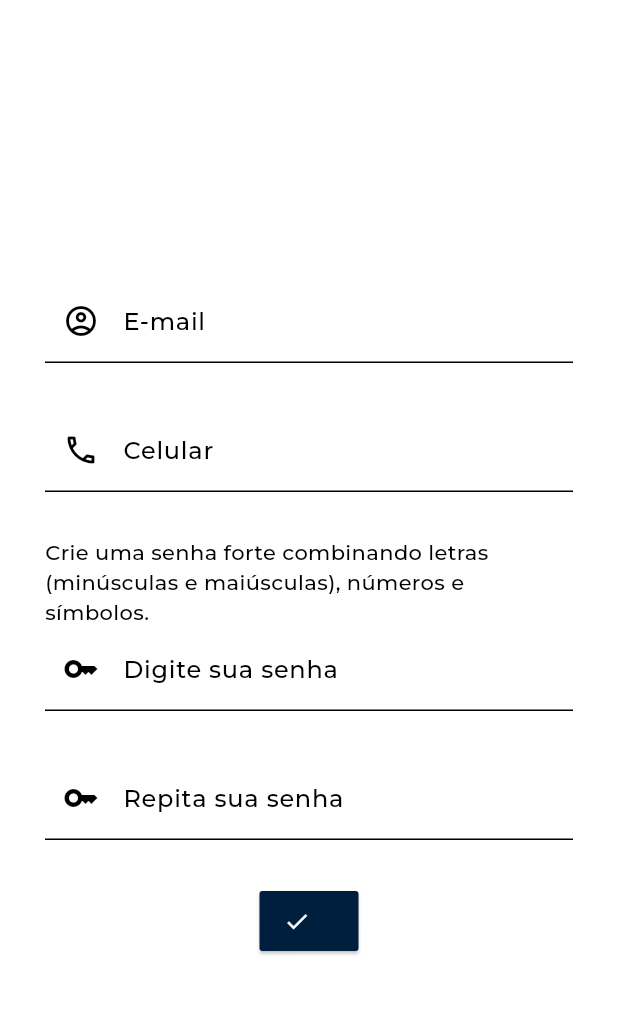
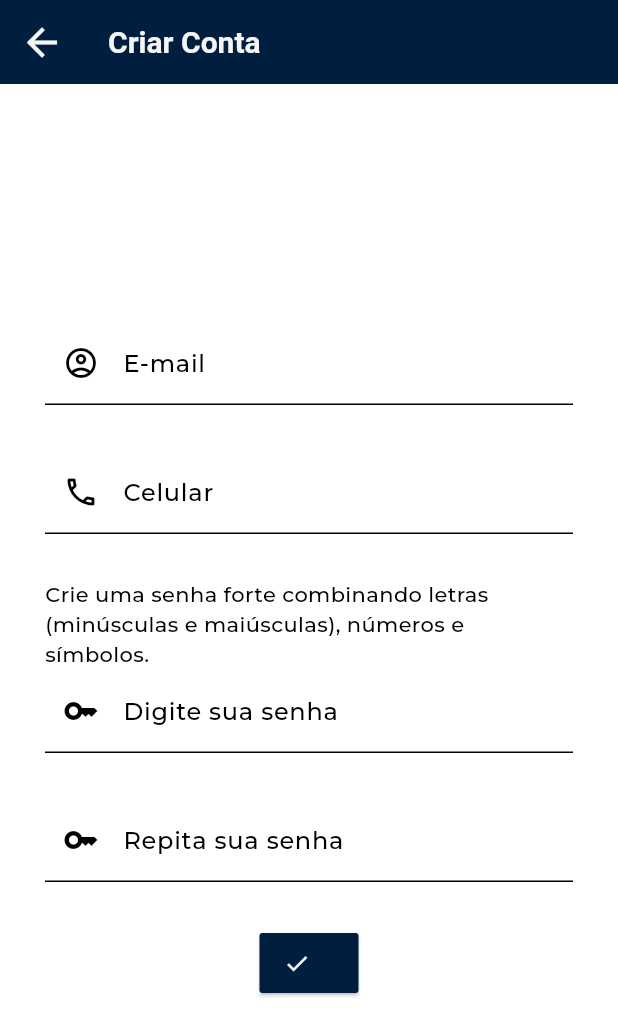
Before and after one commit to jacrifla/app_atalaia, a Flutter app: the SignupPage screen opened by its route, on a phone screen of 412 x 824 dp. Shown: the top 1036 px of the screen. Run offline on Flutter 3.47's test engine with Material 3 defaults, Android fonts, the light colour scheme and no system bars; Roboto replaces fonts that are missing (montserrat); project files that could hold a hidden picture were left out.

Commit message:
add header

```diff
--- a/lib/pages/signup_page.dart
+++ b/lib/pages/signup_page.dart
@@ -54,6 +54,17 @@ class _SignupPageState extends State<SignupPage> {
   @override
   Widget build(BuildContext context) {
     return Scaffold(
+      appBar: AppBar(
+        title: Text(
+          'Criar Conta',
+          style: TextStyle(
+              color: Color(0xFFF5F5F5),
+              fontSize: 20,
+              fontWeight: FontWeight.bold),
+        ),
+        iconTheme: IconThemeData(color: Color(0xFFF5F5F5), size: 30),
+        backgroundColor: Theme.of(context).colorScheme.primary,
+      ),
       body: Center(
         child: Padding(
           padding: EdgeInsets.all(30.0),
```
